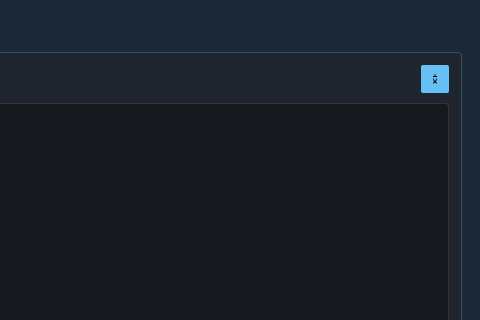
This is promptparserwidget.ui in hanbinhsh/SD-LoRA-Manager as Qt 5 draws it before an edit; both pictures show x 620 to 1100 and y 0 to 320 of the 1100 by 893 pixel window. The edited form follows.
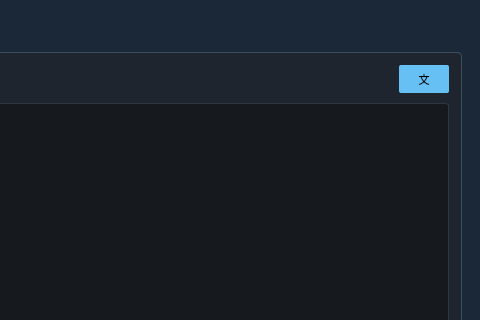
This is the edited form.

What changed in the file:
```diff
--- a/promptparserwidget.ui
+++ b/promptparserwidget.ui
@@ -241,7 +241,7 @@
             <widget class="QPushButton" name="btnTranslate">
              <property name="minimumSize">
               <size>
-               <width>28</width>
+               <width>50</width>
                <height>28</height>
               </size>
              </property>
```
Lines whose indentation alone changed are shown as unchanged.
